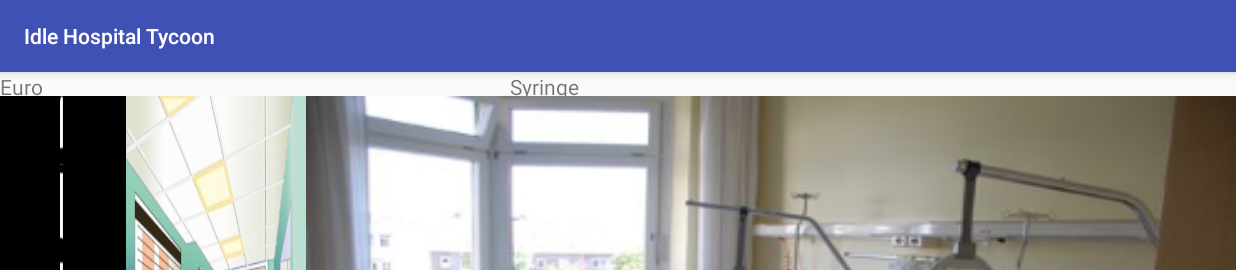
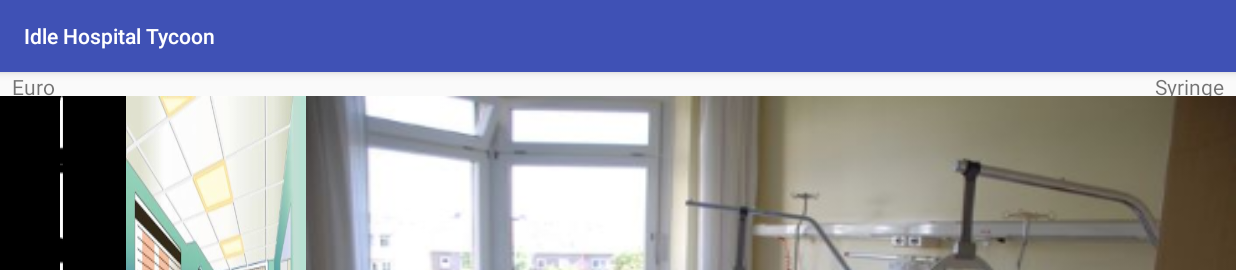
Before and after one commit to Schuetze19/IdleHospitalTycoon, an Android app: the screen it shows after launch (MainActivity), on a phone screen of 824 x 412 dp (held sideways). Shown: the top 270 px of the screen. Run offline under Robolectric (Android 15) with nearby library versions, the phone set to English and light mode, and no system bars.

Commit message:
Layout geändert in Constraint Layout

```diff
--- a/app/src/main/res/layout/fragment_geld_uebersicht.xml
+++ b/app/src/main/res/layout/fragment_geld_uebersicht.xml
@@ -1,26 +1,33 @@
 <FrameLayout xmlns:android="http://schemas.android.com/apk/res/android"
+    xmlns:app="http://schemas.android.com/apk/res-auto"
     xmlns:tools="http://schemas.android.com/tools"
     android:layout_width="match_parent"
     android:layout_height="match_parent"
     tools:context="de.idlepolicetycoon.project.view.GeldUebersichtFragment">
 
-    <RelativeLayout
+    <android.support.constraint.ConstraintLayout
         android:layout_width="match_parent"
-        android:layout_height="18dp">
+        android:layout_height="wrap_content"
+        android:id="@+id/relativeLayout">
 
         <TextView
             android:id="@+id/geld"
-            android:layout_width="340dp"
-            android:layout_height="18dp"
-            android:text="@string/fragment_geld_uebersicht_euro_label" />
+            android:layout_width="wrap_content"
+            android:layout_height="wrap_content"
+            android:layout_marginStart="8dp"
+            android:text="@string/fragment_geld_uebersicht_euro_label"
+            app:layout_constraintStart_toStartOf="parent"
+            app:layout_constraintTop_toTopOf="parent" />
 
         <TextView
             android:id="@+id/spritze"
-            android:layout_width="match_parent"
-            android:layout_height="18dp"
-            android:layout_toRightOf="@id/geld"
-            android:text="@string/fragment_geld_uebersicht_spritze_label" />
-    </RelativeLayout>
+            android:layout_width="wrap_content"
+            android:layout_height="wrap_content"
+            android:layout_marginEnd="8dp"
+            android:text="@string/fragment_geld_uebersicht_spritze_label"
+            app:layout_constraintEnd_toEndOf="parent"
+            app:layout_constraintTop_toTopOf="parent" />
+    </android.support.constraint.ConstraintLayout>
 
 
 </FrameLayout>
```
